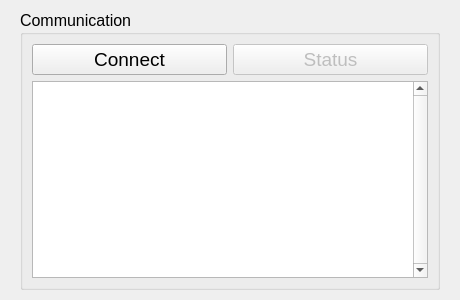
This is slam_client/SlamClient_PC/communicationswidget.ui in marckolak/wtController as Qt 5 draws it before an edit. The edited form follows.
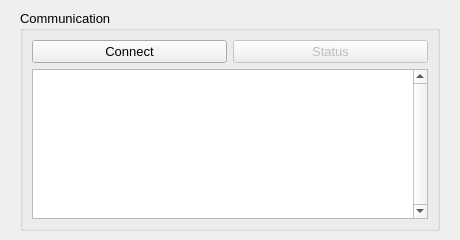
This is the edited form.

Diff of the .ui file:
```diff
--- a/slam_client/SlamClient_PC/communicationswidget.ui
+++ b/slam_client/SlamClient_PC/communicationswidget.ui
@@ -7,7 +7,7 @@
     <x>0</x>
     <y>0</y>
     <width>460</width>
-    <height>300</height>
+    <height>240</height>
    </rect>
   </property>
   <property name="windowTitle">
@@ -19,12 +19,12 @@
      <x>20</x>
      <y>10</y>
      <width>420</width>
-     <height>280</height>
+     <height>221</height>
     </rect>
    </property>
    <property name="font">
     <font>
-     <pointsize>12</pointsize>
+     <pointsize>10</pointsize>
     </font>
    </property>
    <property name="title">
@@ -40,7 +40,7 @@
         </property>
         <property name="font">
          <font>
-          <pointsize>14</pointsize>
+          <pointsize>10</pointsize>
          </font>
         </property>
         <property name="text">
@@ -58,7 +58,7 @@
         </property>
         <property name="font">
          <font>
-          <pointsize>14</pointsize>
+          <pointsize>10</pointsize>
          </font>
         </property>
         <property name="text">
@@ -73,6 +73,11 @@
     </item>
     <item>
      <widget class="QPlainTextEdit" name="plainTextEdit">
+      <property name="font">
+       <font>
+        <pointsize>10</pointsize>
+       </font>
+      </property>
       <property name="verticalScrollBarPolicy">
        <enum>Qt::ScrollBarAlwaysOn</enum>
       </property>
```
